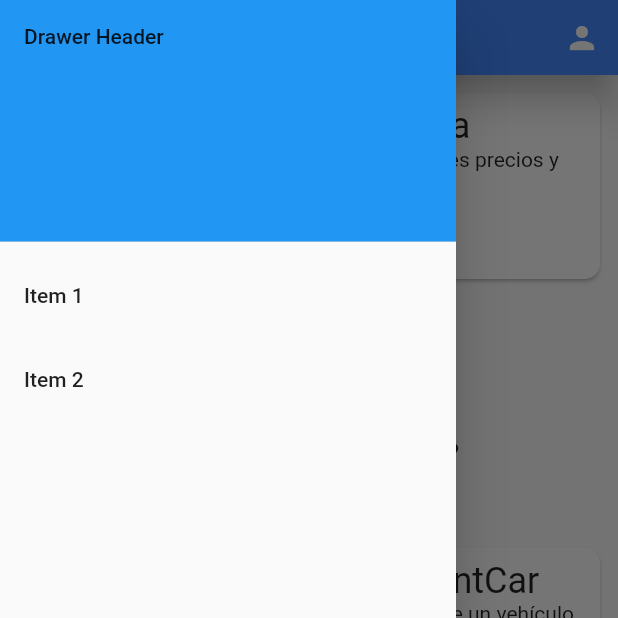
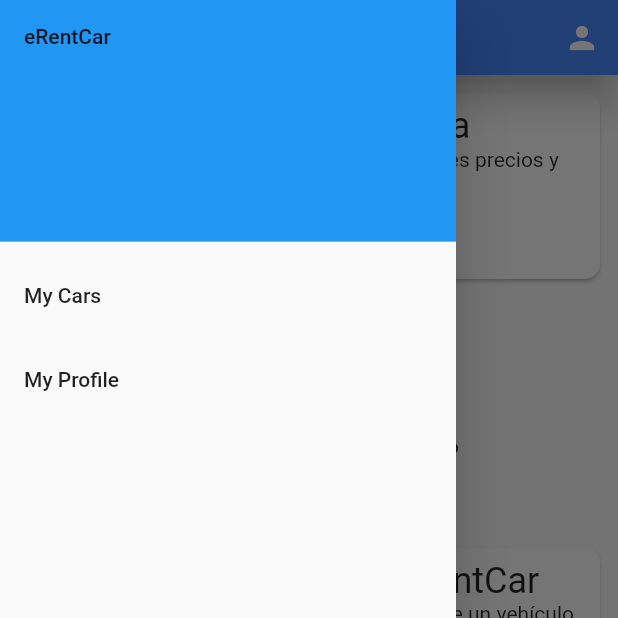
Before and after one commit to Cartoke/MobileApp-eRentCar, a Flutter app: the HomeScreen screen opened directly, with the side drawer open, on a phone screen of 412 x 824 dp, the top half of it. Run offline on Flutter 3.47's test engine with Material 2 defaults, Android fonts, the phone set to English and light mode, and no system bars.

Commit message:
fix: some things fixed

```diff
--- a/lib/components/reservations/drawer.dart
+++ b/lib/components/reservations/drawer.dart
@@ -1,4 +1,6 @@
 import 'package:flutter/material.dart';
+import 'package:erentcar_mobileapp/components/car/cars_page.dart';
+import 'package:erentcar_mobileapp/components/profile/profile_page.dart';
 
 class MyDrawer extends StatelessWidget {
   @override
@@ -15,22 +17,22 @@ class MyDrawer extends StatelessWidget {
             decoration: BoxDecoration(
               color: Colors.blue,
             ),
-            child: Text('Drawer Header'),
+            child: Text('eRentCar'),
           ),
           ListTile(
-            title: const Text('Item 1'),
+            title: const Text('My Cars'),
             onTap: () {
               // Update the state of the app.
               // ...
-              Navigator.pop(context);
+              Navigator.push(context, MaterialPageRoute(builder: (BuildContext context) => cars_page()));
             },
           ),
           ListTile(
-            title: const Text('Item 2'),
+            title: const Text('My Profile'),
             onTap: () {
               // Update the state of the app.
               // ...
-              Navigator.pop(context);
+              Navigator.push(context, MaterialPageRoute(builder: (BuildContext context) => profile_page()));
             },
           ),
         ],
```
